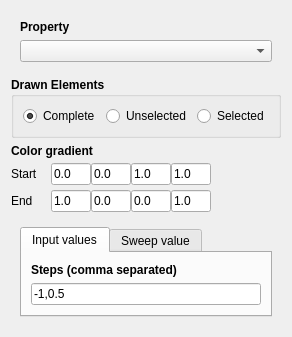
The window that Rendering/Renderers/stepsrendererconfig.ui (Gloix/Camaron) describes before a commit, drawn with Qt 5.
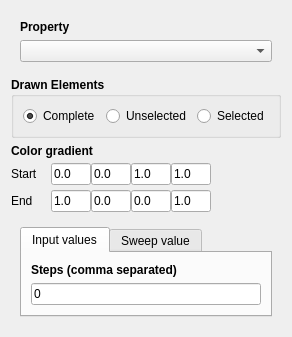
The same window after the commit.

Commit message: Set default value for equipotencials to 0.

```diff
--- a/Rendering/Renderers/stepsrendererconfig.ui
+++ b/Rendering/Renderers/stepsrendererconfig.ui
@@ -493,7 +493,7 @@
              <item>
               <widget class="QLineEdit" name="lineEdit_steps">
                <property name="text">
-                <string>-1,0.5</string>
+                <string>0</string>
                </property>
               </widget>
              </item>
```
